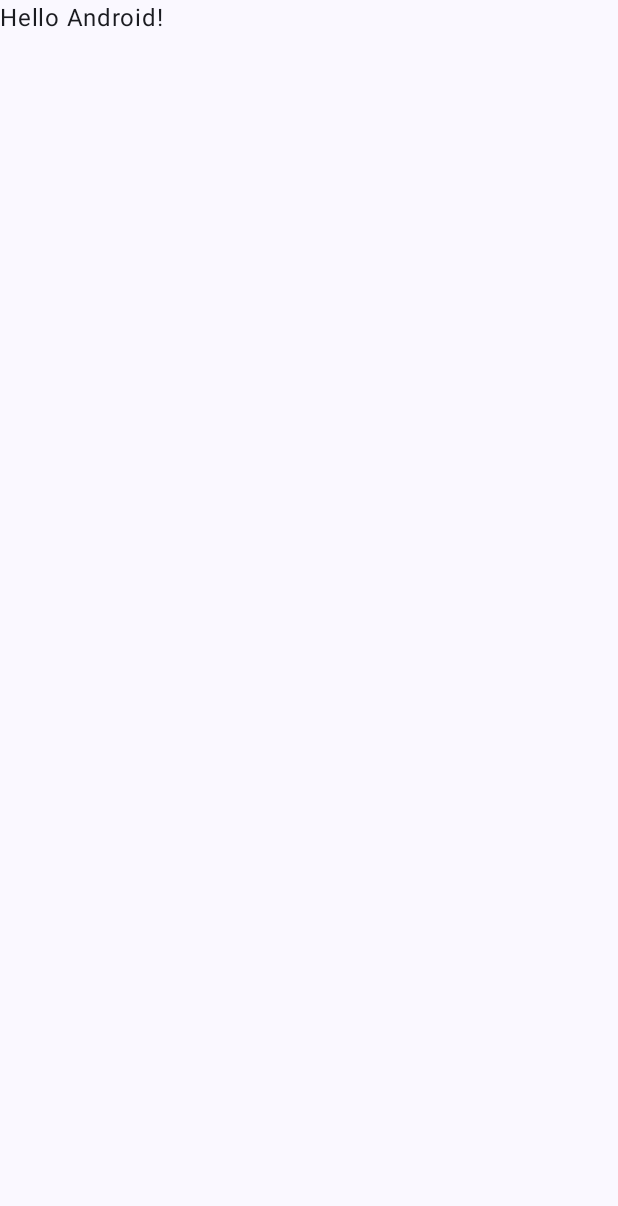
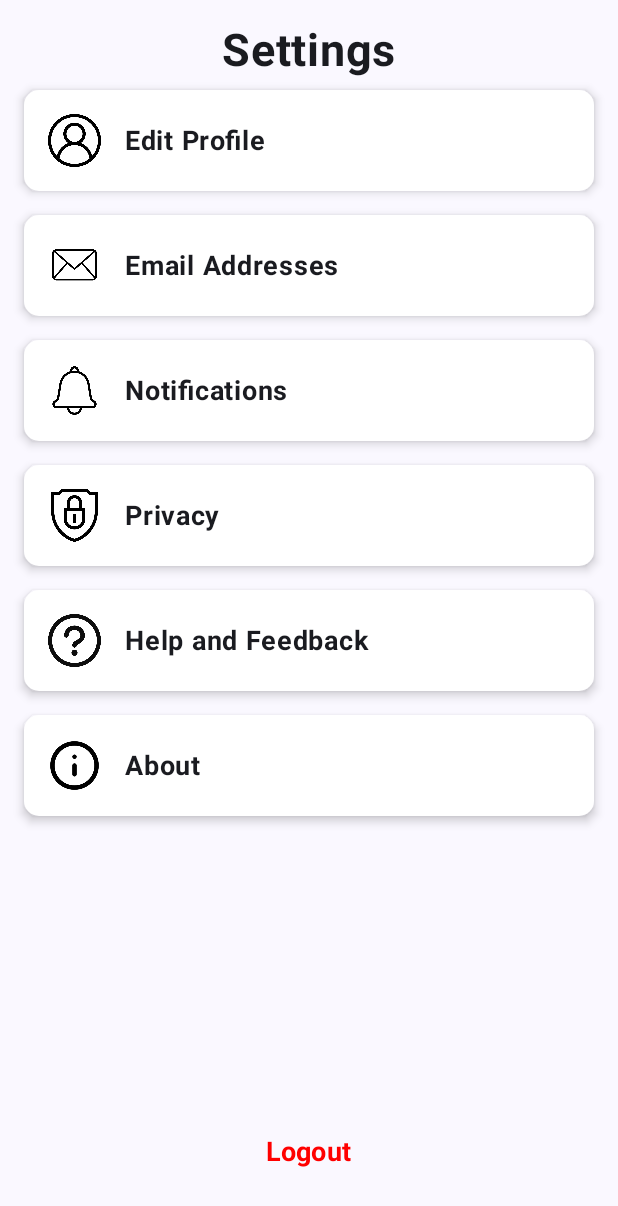
Before and after one commit to cru23110/Lab-4, an Android app built with Jetpack Compose: the screen it shows after launch (MainActivity before the commit, ConfiguracionActivity after it), on a phone screen of 412 x 824 dp. Before the commit the part shown is almost empty. Shown: the top 1206 px of the screen. Run offline under Robolectric (Android 15) with nearby library versions, the phone set to English and light mode, and no system bars.

Commit message:
The ConfiguracionActivity view is completed

```diff
--- a/app/src/main/AndroidManifest.xml
+++ b/app/src/main/AndroidManifest.xml
@@ -17,7 +17,13 @@
             android:exported="true" />
         <activity
             android:name=".ConfiguracionActivity"
-            android:exported="true" />
+            android:exported="true">
+            <intent-filter>
+                <action android:name="android.intent.action.MAIN" />
+                <category android:name="android.intent.category.LAUNCHER" />
+            </intent-filter>
+        </activity>
+
         <activity
             android:name=".MiPerfilActivity"
             android:exported="true" />
@@ -29,11 +35,6 @@
             android:exported="true"
             android:label="@string/app_name"
             android:theme="@style/Theme.Laboratorio4">
-            <intent-filter>
-                <action android:name="android.intent.action.MAIN" />
-
-                <category android:name="android.intent.category.LAUNCHER" />
-            </intent-filter>
         </activity>
     </application>
 
--- a/app/src/main/java/com/example/laboratorio4/ConfiguracionActivity.kt
+++ b/app/src/main/java/com/example/laboratorio4/ConfiguracionActivity.kt
@@ -1,20 +1,139 @@
 package com.example.laboratorio4
 
 import android.os.Bundle
+import androidx.activity.ComponentActivity
+import androidx.activity.compose.setContent
 import androidx.activity.enableEdgeToEdge
-import androidx.appcompat.app.AppCompatActivity
-import androidx.core.view.ViewCompat
-import androidx.core.view.WindowInsetsCompat
+import androidx.compose.foundation.Image
+import androidx.compose.foundation.layout.*
+import androidx.compose.foundation.shape.RoundedCornerShape
+import androidx.compose.material3.*
+import androidx.compose.runtime.Composable
+import androidx.compose.ui.Alignment
+import androidx.compose.ui.Modifier
+import androidx.compose.ui.graphics.Color
+import androidx.compose.ui.layout.ContentScale
+import androidx.compose.ui.res.painterResource
+import androidx.compose.ui.res.stringResource
+import androidx.compose.ui.text.font.FontWeight
+import androidx.compose.ui.tooling.preview.Preview
+import androidx.compose.ui.unit.dp
+import androidx.compose.ui.unit.sp
+import com.example.laboratorio4.ui.theme.Laboratorio4Theme
 
-class ConfiguracionActivity : AppCompatActivity() {
+class ConfiguracionActivity : ComponentActivity() {
     override fun onCreate(savedInstanceState: Bundle?) {
         super.onCreate(savedInstanceState)
         enableEdgeToEdge()
-        setContentView(R.layout.activity_configuracion)
-        ViewCompat.setOnApplyWindowInsetsListener(findViewById(R.id.main)) { v, insets ->
-            val systemBars = insets.getInsets(WindowInsetsCompat.Type.systemBars())
-            v.setPadding(systemBars.left, systemBars.top, systemBars.right, systemBars.bottom)
-            insets
+        setContent {
+            Laboratorio4Theme {
+                Scaffold(modifier = Modifier.fillMaxSize()) { innerPadding ->
+                    SettingsScreen(modifier = Modifier.padding(innerPadding))
+                }
+            }
         }
     }
 }
+
+@Composable
+fun SettingsScreen(modifier: Modifier = Modifier) {
+    Box(modifier = modifier
+        .fillMaxSize()
+        .padding(16.dp)) {
+        Column(modifier = Modifier.align(Alignment.TopCenter)) {
+            Text(
+                text = "Settings",
+                fontSize = 30.sp,
+                modifier = Modifier.align(Alignment.CenterHorizontally),
+                fontWeight = FontWeight.Bold
+            )
+            SettingsList()
+        }
+    }
+}
+
+@Composable
+fun SettingsList() {
+    Column(modifier = Modifier.fillMaxSize()) {
+        SettingsCard(
+            imageResource = R.drawable.profile,
+            title = stringResource(id = R.string.textS1)
+        )
+        SettingsCard(
+            imageResource = R.drawable.email,
+            title = stringResource(id = R.string.textS2)
+        )
+        SettingsCard(
+            imageResource = R.drawable.noti,
+            title = stringResource(id = R.string.textS3)
+        )
+        SettingsCard(
+            imageResource = R.drawable.privacy,
+            title = stringResource(id = R.string.textS4)
+        )
+
+        SettingsCard(
+            imageResource = R.drawable.question,
+            title = stringResource(id = R.string.textS5)
+        )
+        SettingsCard(
+            imageResource = R.drawable.info,
+            title = stringResource(id = R.string.textS6)
+        )
+        Spacer(modifier = Modifier.weight(1f))
+        LogoutButton()
+    }
+}
+
+@Composable
+fun SettingsCard(imageResource: Int, title: String) {
+    Card(
+        modifier = Modifier
+            .fillMaxWidth()
+            .padding(vertical = 8.dp),
+        shape = RoundedCornerShape(10.dp),
+        elevation = CardDefaults.cardElevation(defaultElevation = 4.dp),
+        colors = CardDefaults.cardColors(containerColor = Color.White)
+    ) {
+        Row(
+            modifier = Modifier
+                .fillMaxWidth()
+                .padding(16.dp),
+            verticalAlignment = Alignment.CenterVertically
+        ) {
+            Image(
+                painter = painterResource(id = imageResource),
+                contentDescription = null,
+                modifier = Modifier.size(35.dp),
+                contentScale = ContentScale.Fit
+            )
+            Spacer(modifier = Modifier.width(16.dp))
+            Text(text = title, fontWeight = FontWeight.Bold, fontSize = 18.sp)
+        }
+    }
+}
+
+@Composable
+fun LogoutButton() {
+    TextButton(
+        onClick = { },
+        modifier = Modifier
+            .fillMaxWidth()
+            .padding(16.dp)
+    ) {
+        Text(
+            text = "Logout",
+            color = Color.Red,
+            fontWeight = FontWeight.Bold,
+            fontSize = 18.sp
+        )
+    }
+}
+
+@Preview(showBackground = true)
+@Composable
+fun PreviewSettingsScreen() {
+    Laboratorio4Theme {
+        SettingsScreen()
+    }
+}
--- a/app/src/main/res/values/strings.xml
+++ b/app/src/main/res/values/strings.xml
@@ -1,3 +1,9 @@
 <resources>
     <string name="app_name">Lab4NombreApellido</string>
+    <string name="textS1">Edit Profile</string>
+    <string name="textS2">Email Addresses</string>
+    <string name="textS3">Notifications</string>
+    <string name="textS4">Privacy</string>
+    <string name="textS5">Help and Feedback</string>
+    <string name="textS6">About</string>
 </resources>
```
Also changed, not shown: app/src/main/res/drawable/email.png (added), app/src/main/res/drawable/info.png (added), app/src/main/res/drawable/noti.png (added), app/src/main/res/drawable/privacy.png (added), app/src/main/res/drawable/profile.png (added), app/src/main/res/drawable/question.png (added).
